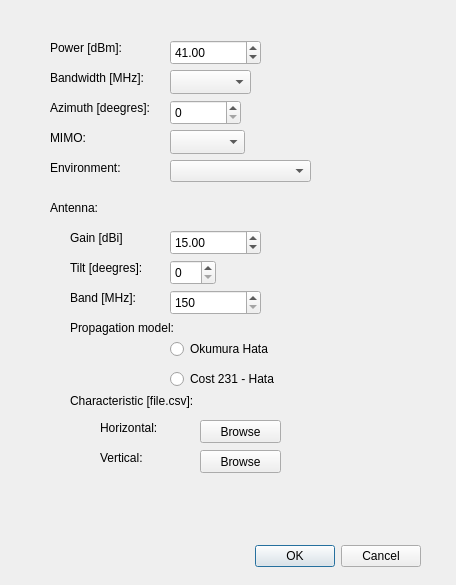
First picture: the form in SectorForm.ui, repository Berlisia/RSRPCalclulator, before the edit.
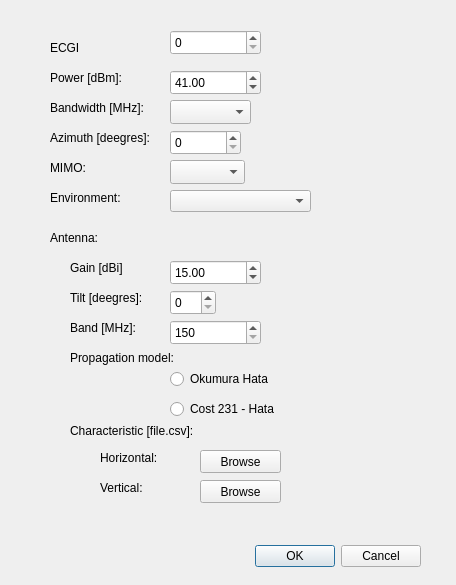
Second picture: the form after the edit.

What changed in the file:
```diff
--- a/SectorForm.ui
+++ b/SectorForm.ui
@@ -33,7 +33,7 @@
    <property name="geometry">
     <rect>
      <x>50</x>
-     <y>70</y>
+     <y>100</y>
      <width>111</width>
      <height>16</height>
     </rect>
@@ -46,7 +46,7 @@
    <property name="geometry">
     <rect>
      <x>100</x>
-     <y>450</y>
+     <y>480</y>
      <width>55</width>
      <height>16</height>
     </rect>
@@ -59,7 +59,7 @@
    <property name="geometry">
     <rect>
      <x>50</x>
-     <y>100</y>
+     <y>130</y>
      <width>121</width>
      <height>16</height>
     </rect>
@@ -72,7 +72,7 @@
    <property name="geometry">
     <rect>
      <x>70</x>
-     <y>290</y>
+     <y>320</y>
      <width>81</width>
      <height>16</height>
     </rect>
@@ -85,7 +85,7 @@
    <property name="geometry">
     <rect>
      <x>170</x>
-     <y>100</y>
+     <y>130</y>
      <width>71</width>
      <height>25</height>
     </rect>
@@ -98,7 +98,7 @@
    <property name="geometry">
     <rect>
      <x>100</x>
-     <y>420</y>
+     <y>450</y>
      <width>71</width>
      <height>16</height>
     </rect>
@@ -111,7 +111,7 @@
    <property name="geometry">
     <rect>
      <x>170</x>
-     <y>40</y>
+     <y>70</y>
      <width>91</width>
      <height>25</height>
     </rect>
@@ -127,7 +127,7 @@
    <property name="geometry">
     <rect>
      <x>50</x>
-     <y>200</y>
+     <y>230</y>
      <width>55</width>
      <height>16</height>
     </rect>
@@ -140,7 +140,7 @@
    <property name="geometry">
     <rect>
      <x>170</x>
-     <y>130</y>
+     <y>160</y>
      <width>75</width>
      <height>24</height>
     </rect>
@@ -150,7 +150,7 @@
    <property name="geometry">
     <rect>
      <x>50</x>
-     <y>130</y>
+     <y>160</y>
      <width>55</width>
      <height>16</height>
     </rect>
@@ -163,7 +163,7 @@
    <property name="geometry">
     <rect>
      <x>200</x>
-     <y>420</y>
+     <y>450</y>
      <width>81</width>
      <height>23</height>
     </rect>
@@ -176,7 +176,7 @@
    <property name="geometry">
     <rect>
      <x>170</x>
-     <y>70</y>
+     <y>100</y>
      <width>81</width>
      <height>24</height>
     </rect>
@@ -186,7 +186,7 @@
    <property name="geometry">
     <rect>
      <x>70</x>
-     <y>390</y>
+     <y>420</y>
      <width>151</width>
      <height>21</height>
     </rect>
@@ -199,7 +199,7 @@
    <property name="geometry">
     <rect>
      <x>200</x>
-     <y>450</y>
+     <y>480</y>
      <width>81</width>
      <height>23</height>
     </rect>
@@ -212,7 +212,7 @@
    <property name="geometry">
     <rect>
      <x>50</x>
-     <y>40</y>
+     <y>70</y>
      <width>91</width>
      <height>16</height>
     </rect>
@@ -225,7 +225,7 @@
    <property name="geometry">
     <rect>
      <x>170</x>
-     <y>260</y>
+     <y>290</y>
      <width>46</width>
      <height>25</height>
     </rect>
@@ -238,7 +238,7 @@
    <property name="geometry">
     <rect>
      <x>70</x>
-     <y>260</y>
+     <y>290</y>
      <width>91</width>
      <height>16</height>
     </rect>
@@ -251,7 +251,7 @@
    <property name="geometry">
     <rect>
      <x>170</x>
-     <y>290</y>
+     <y>320</y>
      <width>91</width>
      <height>25</height>
     </rect>
@@ -270,7 +270,7 @@
    <property name="geometry">
     <rect>
      <x>50</x>
-     <y>160</y>
+     <y>190</y>
      <width>71</width>
      <height>16</height>
     </rect>
@@ -283,7 +283,7 @@
    <property name="geometry">
     <rect>
      <x>170</x>
-     <y>160</y>
+     <y>190</y>
      <width>141</width>
      <height>22</height>
     </rect>
@@ -293,7 +293,7 @@
    <property name="geometry">
     <rect>
      <x>70</x>
-     <y>320</y>
+     <y>350</y>
      <width>131</width>
      <height>16</height>
     </rect>
@@ -306,7 +306,7 @@
    <property name="geometry">
     <rect>
      <x>170</x>
-     <y>340</y>
+     <y>370</y>
      <width>131</width>
      <height>18</height>
     </rect>
@@ -319,7 +319,7 @@
    <property name="geometry">
     <rect>
      <x>170</x>
-     <y>370</y>
+     <y>400</y>
      <width>151</width>
      <height>18</height>
     </rect>
@@ -332,7 +332,7 @@
    <property name="geometry">
     <rect>
      <x>70</x>
-     <y>230</y>
+     <y>260</y>
      <width>55</width>
      <height>16</height>
     </rect>
@@ -345,7 +345,7 @@
    <property name="geometry">
     <rect>
      <x>170</x>
-     <y>230</y>
+     <y>260</y>
      <width>91</width>
      <height>25</height>
     </rect>
@@ -360,6 +360,29 @@
     <double>15.000000000000000</double>
    </property>
   </widget>
+  <widget class="QLabel" name="label_4">
+   <property name="geometry">
+    <rect>
+     <x>50</x>
+     <y>40</y>
+     <width>55</width>
+     <height>16</height>
+    </rect>
+   </property>
+   <property name="text">
+    <string>ECGI</string>
+   </property>
+  </widget>
+  <widget class="QSpinBox" name="ecgiSpinBox">
+   <property name="geometry">
+    <rect>
+     <x>170</x>
+     <y>30</y>
+     <width>91</width>
+     <height>25</height>
+    </rect>
+   </property>
+  </widget>
  </widget>
  <resources/>
  <connections>
```
